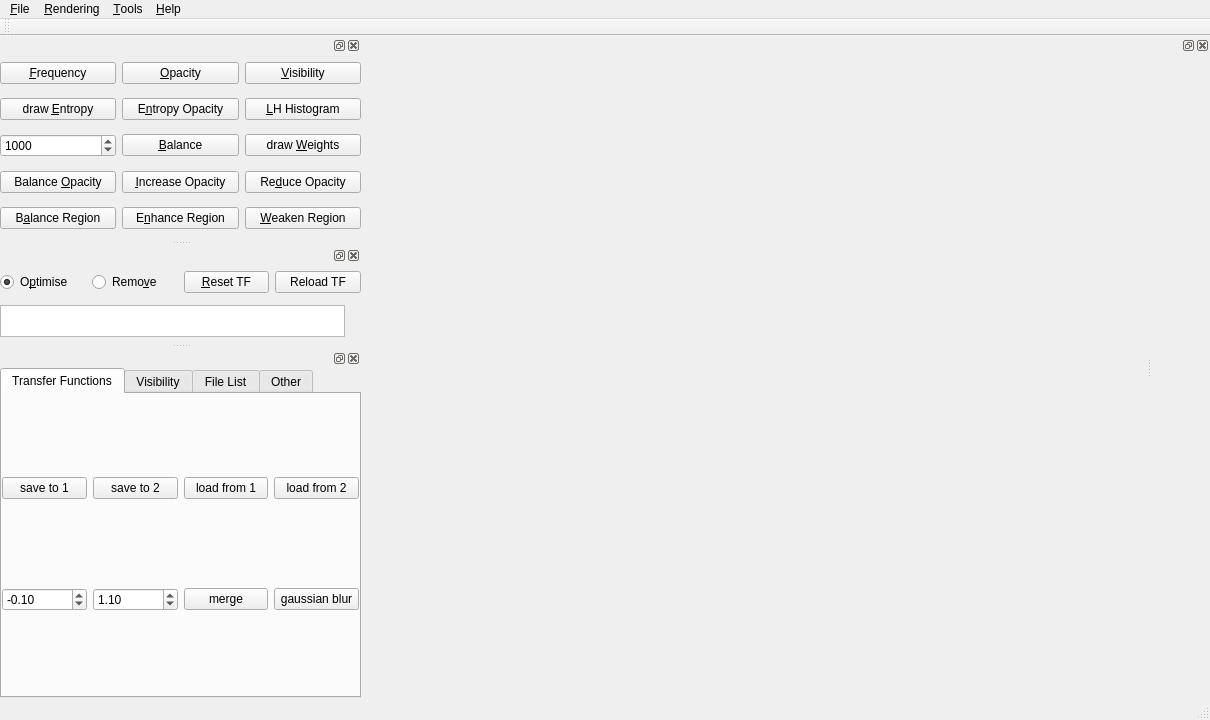
Above: VolumeRenderer/mainwindow.ui from luosz/volume-visualiser before the change. Below: the same form after it.
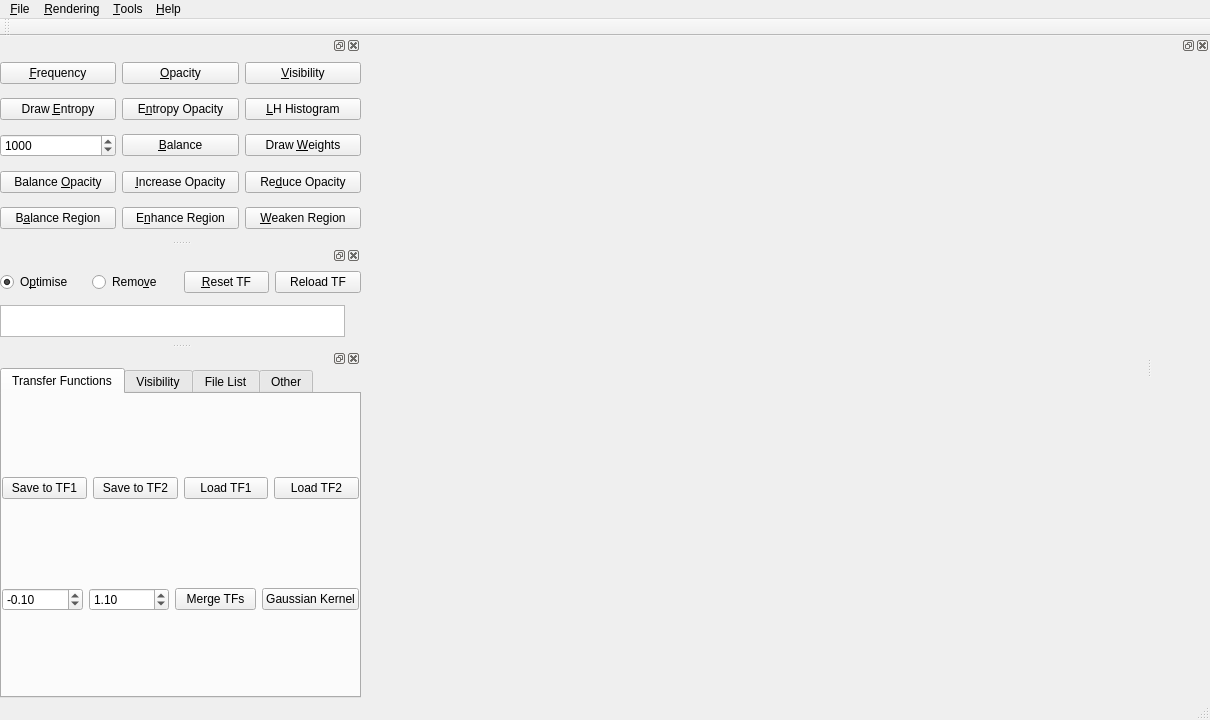
That is the form after the change.

The edit to the form file:
```diff
--- a/VolumeRenderer/mainwindow.ui
+++ b/VolumeRenderer/mainwindow.ui
@@ -223,7 +223,7 @@
        <item>
         <widget class="QPushButton" name="entropyButton">
          <property name="text">
-          <string>draw &amp;Entropy</string>
+          <string>Draw &amp;Entropy</string>
          </property>
         </widget>
        </item>
@@ -271,7 +271,7 @@
        <item>
         <widget class="QPushButton" name="drawWeightButton">
          <property name="text">
-          <string>draw &amp;Weights</string>
+          <string>Draw &amp;Weights</string>
          </property>
         </widget>
        </item>
@@ -508,28 +508,28 @@
            <item>
             <widget class="QPushButton" name="pushButton">
              <property name="text">
-              <string>save to 1</string>
+              <string>Save to TF1</string>
              </property>
             </widget>
            </item>
            <item>
             <widget class="QPushButton" name="pushButton_2">
              <property name="text">
-              <string>save to 2</string>
+              <string>Save to TF2</string>
              </property>
             </widget>
            </item>
            <item>
             <widget class="QPushButton" name="pushButton_3">
              <property name="text">
-              <string>load from 1</string>
+              <string>Load TF1</string>
              </property>
             </widget>
            </item>
            <item>
             <widget class="QPushButton" name="pushButton_4">
              <property name="text">
-              <string>load from 2</string>
+              <string>Load TF2</string>
              </property>
             </widget>
            </item>
@@ -566,14 +566,14 @@
            <item>
             <widget class="QPushButton" name="pushButton_5">
              <property name="text">
-              <string>merge</string>
+              <string>Merge TFs</string>
              </property>
             </widget>
            </item>
            <item>
             <widget class="QPushButton" name="pushButton_6">
              <property name="text">
-              <string>gaussian blur</string>
+              <string>Gaussian Kernel</string>
              </property>
             </widget>
            </item>
```
